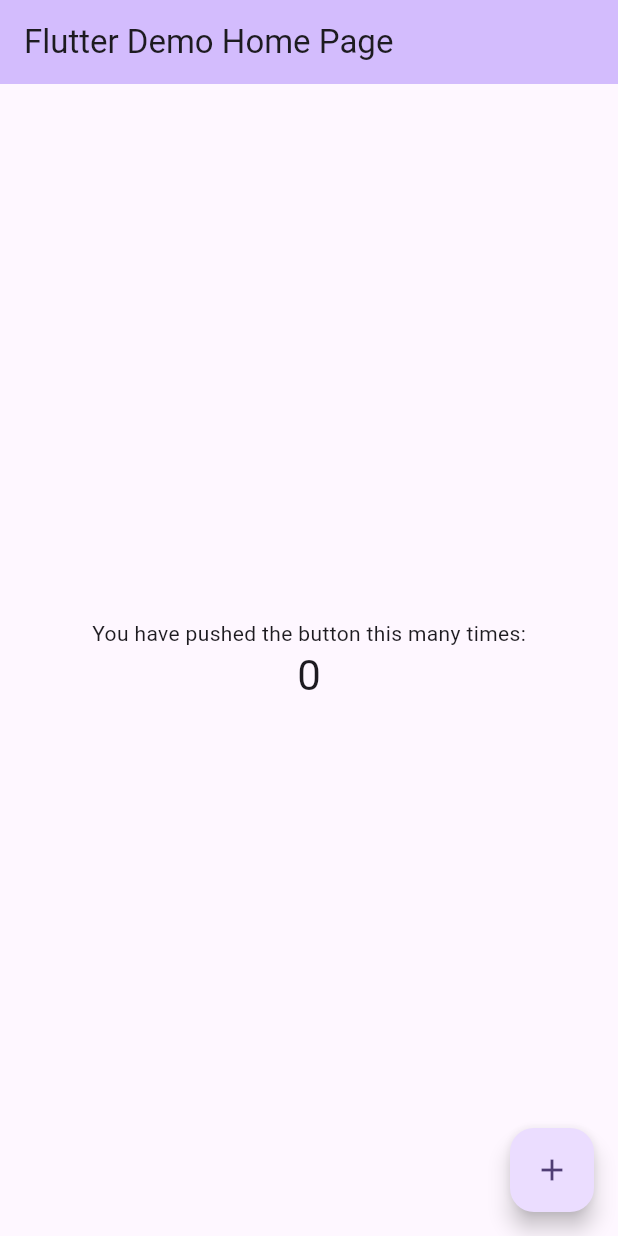
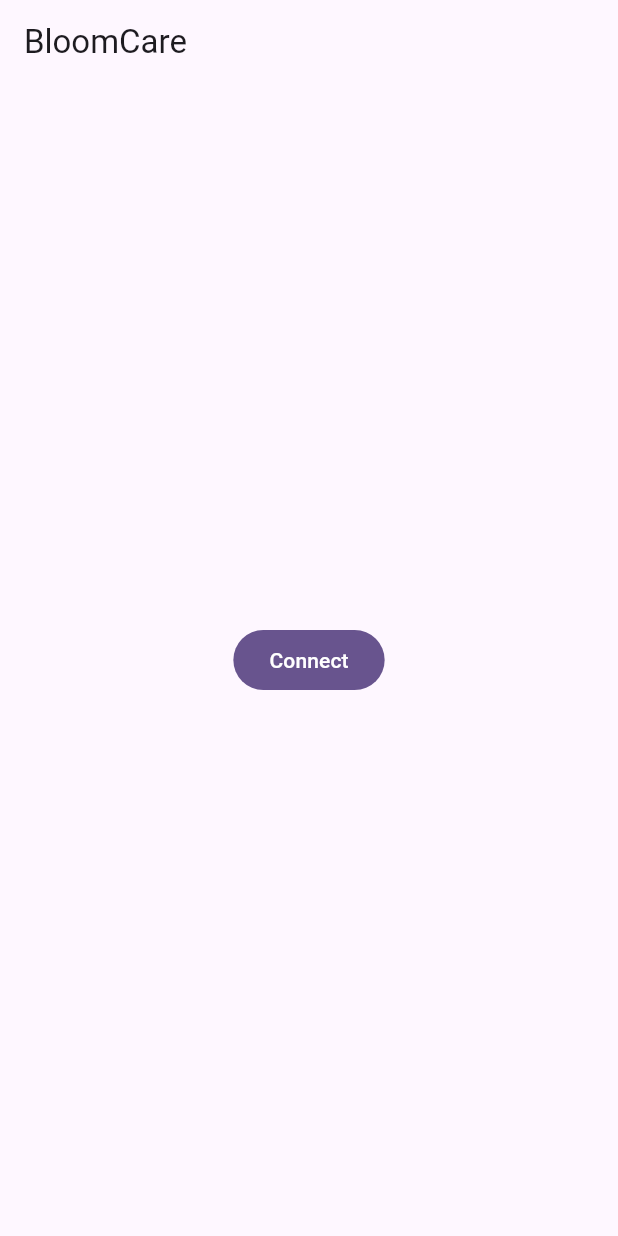
Before and after one commit to aminganja66/bloomcare-prenatal-fhir-flutter, a Flutter app: the screen it shows after launch, on a phone screen of 412 x 824 dp. Run offline on Flutter 3.47's test engine with Material 3 defaults, Android fonts, the phone set to English and light mode, and no system bars; our stand-ins replace equatable, flutter_bloc, flutter_secure_storage; missing offline and left inert: fhir_r4, flutter_appauth.

Commit message:
Add SMART on FHIR login, token store, and patient summary screen
- SmartAuthService: PKCE login via flutter_appauth, token refresh
- TokenStore backed by flutter_secure_storage
- FhirRepository.getPatient with 401 refresh-and-retry
- PatientBloc and PatientPage (loading/error/data states)
- Set package/bundle id and redirect scheme to com.bloomcare

Co-Authored-By: Claude Sonnet 5.5 <noreply@anthropic.com>

```diff
--- a/lib/core/config/api_endpoints.dart
+++ b/lib/core/config/api_endpoints.dart
@@ -1,3 +1,18 @@
 class ApiEndpoints {
   static const baseUrl= "https://launch.smarthealthit.org/?launch=WzMsIiIsIiIsIkFVVE8iLDAsMCwwLCIiLCIiLCIiLCIiLCIiLCIiLCIiLDAsMSwiIl0&fhir_version=r4";
+  static const fhirBase = "https://launch.smarthealthit.org/v/r4/fhir";
 }
+
+class AuthConfig {
+  static const clientId = 'bloomcare-demo';
+  static const redirectUrl = 'com.bloomcare:/callback';
+  static const scopes = [
+    'openid',
+    'fhirUser',
+    'launch/patient',
+    'patient/Patient.read',
+    'patient/Observation.read',
+    'patient/MedicationRequest.read',
+    'offline_access',
+  ];
+}
--- /dev/null
+++ b/lib/core/storage/token_store.dart
@@ -0,0 +1,49 @@
+import 'package:flutter_secure_storage/flutter_secure_storage.dart';
+
+class AuthSession {
+  const AuthSession({
+    required this.accessToken,
+    this.refreshToken,
+    this.patientId,
+    this.expiresAt,
+  });
+
+  final String accessToken;
+  final String? refreshToken;
+  final String? patientId;
+  final DateTime? expiresAt;
+}
+
+/// Persists SMART tokens in the platform keystore/keychain only.
+class TokenStore {
+  TokenStore([FlutterSecureStorage? storage])
+      : _storage = storage ?? const FlutterSecureStorage();
+
+  final FlutterSecureStorage _storage;
+
+  static const _access = 'access_token';
+  static const _refresh = 'refresh_token';
+  static const _patient = 'patient_id';
+  static const _expires = 'expires_at';
+
+  Future<void> save(AuthSession s) async {
+    await _storage.write(key: _access, value: s.accessToken);
+    await _storage.write(key: _refresh, value: s.refreshToken);
+    await _storage.write(key: _patient, value: s.patientId);
+    await _storage.write(key: _expires, value: s.expiresAt?.toIso8601String());
+  }
+
+  Future<AuthSession?> read() async {
+    final access = await _storage.read(key: _access);
+    if (access == null) return null;
+    final expires = await _storage.read(key: _expires);
+    return AuthSession(
+      accessToken: access,
+      refreshToken: await _storage.read(key: _refresh),
+      patientId: await _storage.read(key: _patient),
+      expiresAt: expires == null ? null : DateTime.tryParse(expires),
+    );
+  }
+
+  Future<void> clear() => _storage.deleteAll();
+}
--- /dev/null
+++ b/lib/core/utils/safe_logger.dart
@@ -0,0 +1,10 @@
+import 'package:flutter/foundation.dart';
+
+/// Logger that only emits in debug mode, so PHI never reaches release logs.
+class SafeLogger {
+  const SafeLogger._();
+
+  static void debug(String message) {
+    if (kDebugMode) debugPrint('[BloomCare] $message');
+  }
+}
--- /dev/null
+++ b/lib/features/patient/data/repositories/fhir_repository.dart
@@ -0,0 +1,50 @@
+import 'dart:convert';
+
+import 'package:bloomcare/core/config/api_endpoints.dart';
+import 'package:bloomcare/core/error/exceptions.dart';
+import 'package:bloomcare/core/network/smart_auth_service.dart';
+import 'package:bloomcare/features/patient/domain/entities/patient_summary.dart';
+import 'package:fhir_r4/fhir_r4.dart';
+import 'package:http/http.dart' as http;
+
+class FhirRepository {
+  FhirRepository({
+    required SmartAuthService auth,
+    http.Client? client,
+    this.fhirBase = ApiEndpoints.fhirBase,
+  })  : _auth = auth,
+        _client = client ?? http.Client();
+
+  final SmartAuthService _auth;
+  final http.Client _client;
+  final String fhirBase;
+
+  /// On 401 the token is refreshed once and the request retried.
+  /// Throws [AuthException] when the session can't be recovered (log in again).
+  Future<PatientSummary> getPatient(String id) async {
+    var session = await _auth.restore();
+    if (session == null) throw const AuthException('Not signed in');
+
+    var res = await _get(id, session.accessToken);
+    if (res.statusCode == 401) {
+      session = await _auth.refresh();
+      res = await _get(id, session.accessToken);
+      if (res.statusCode == 401) {
+        throw const AuthException('Session expired');
+      }
+    }
+    if (res.statusCode != 200) {
+      throw ServerException('Failed to load patient', statusCode: res.statusCode);
+    }
+    final json = jsonDecode(res.body) as Map<String, dynamic>;
+    return PatientSummary.fromPatient(Patient.fromJson(json));
+  }
+
+  Future<http.Response> _get(String id, String token) => _client.get(
+        Uri.parse('$fhirBase/Patient/$id'),
+        headers: {
+          'Accept': 'application/fhir+json',
+          'Authorization': 'Bearer $token',
+        },
+      );
+}
--- /dev/null
+++ b/lib/features/patient/domain/entities/patient_summary.dart
@@ -0,0 +1,40 @@
+import 'package:equatable/equatable.dart';
+import 'package:fhir_r4/fhir_r4.dart';
+
+class PatientSummary extends Equatable {
+  const PatientSummary({
+    required this.id,
+    this.name,
+    this.birthDate,
+    this.gender,
+    this.phone,
+  });
+
+  final String id;
+  final String? name;
+  final String? birthDate;
+  final String? gender;
+  final String? phone;
+
+  factory PatientSummary.fromPatient(Patient p) {
+    final n = p.name?.firstOrNull;
+    final given = n?.given?.map((g) => g.valueString).whereType<String>() ?? [];
+    final fullName = [...given, if (n?.family?.valueString != null) n!.family!.valueString!]
+        .join(' ');
+    final phone = p.telecom
+        ?.where((t) => t.system == ContactPointSystem.phone)
+        .firstOrNull
+        ?.value
+        ?.valueString;
+    return PatientSummary(
+      id: p.id?.valueString ?? '',
+      name: fullName.isEmpty ? null : fullName,
+      birthDate: p.birthDate?.valueString,
+      gender: p.gender?.valueString,
+      phone: phone,
+    );
+  }
+
+  @override
+  List<Object?> get props => [id, name, birthDate, gender, phone];
+}
--- a/lib/main.dart
+++ b/lib/main.dart
@@ -1,3 +1,7 @@
+import 'package:bloomcare/features/patient/data/repositories/fhir_repository.dart';
+import 'package:bloomcare/core/network/smart_auth_service.dart';
+import 'package:bloomcare/features/patient/presentation/pages/patient_page.dart';
+import 'package:bloomcare/core/storage/token_store.dart';
 import 'package:flutter/material.dart';
 
 void main() {
@@ -9,55 +13,108 @@ class MyApp extends StatelessWidget {
   @override
   Widget build(BuildContext context) {
     return MaterialApp(
-      title: 'Flutter Demo',
+      title: 'BloomCare',
       theme: ThemeData(
         colorScheme: .fromSeed(seedColor: Colors.deepPurple),
       ),
-      home: const MyHomePage(title: 'Flutter Demo Home Page'),
+      home: const ConnectPage(),
     );
   }
 }
 
-class MyHomePage extends StatefulWidget {
-  const MyHomePage({super.key, required this.title});
-  final String title;
+class ConnectPage extends StatefulWidget {
+  const ConnectPage({super.key});
 
   @override
-  State<MyHomePage> createState() => _MyHomePageState();
+  State<ConnectPage> createState() => _ConnectPageState();
 }
 
-class _MyHomePageState extends State<MyHomePage> {
-  int _counter = 0;
+class _ConnectPageState extends State<ConnectPage> {
+  final _auth = SmartAuthService();
+  late final _repository = FhirRepository(auth: _auth);
+  AuthSession? _session;
+  String? _error;
+  bool _busy = false;
 
-  void _incrementCounter() {
+  @override
+  void initState() {
+    super.initState();
+    _auth.restore().then((s) {
+      if (mounted) setState(() => _session = s);
+    });
+  }
+
+  Future<void> _connect() async {
     setState(() {
-      _counter++;
+      _busy = true;
+      _error = null;
     });
+    try {
+      final s = await _auth.connect();
+      if (mounted) setState(() => _session = s);
+    } catch (e) {
+      if (mounted) setState(() => _error = 'Login failed: $e');
+    } finally {
+      if (mounted) setState(() => _busy = false);
+    }
+  }
+
+  Future<void> _disconnect() async {
+    await _auth.disconnect();
+    if (mounted) setState(() => _session = null);
+  }
+
+  Future<void> _sessionExpired() async {
+    await _auth.disconnect();
+    if (mounted) {
+      setState(() {
+        _session = null;
+        _error = 'Session expired, please connect again';
+      });
+    }
   }
 
   @override
   Widget build(BuildContext context) {
+    final s = _session;
     return Scaffold(
-      appBar: AppBar(
-        backgroundColor: Theme.of(context).colorScheme.inversePrimary,
-        title: Text(widget.title),
-      ),
+      appBar: AppBar(title: const Text('BloomCare')),
       body: Center(
+        child: Padding(
+          padding: const EdgeInsets.all(16),
           child: Column(
             mainAxisAlignment: .center,
             children: [
-            const Text('You have pushed the button this many times:'),
-            Text(
-              '$_counter',
-              style: Theme.of(context).textTheme.headlineMedium,
+              if (s == null)
+                FilledButton(
+                  onPressed: _busy ? null : _connect,
+                  child: Text(_busy ? 'Connecting…' : 'Connect'),
+                )
+              else ...[
+                const Text('Connected'),
+                const SizedBox(height: 8),
+                Text('Patient id: ${s.patientId ?? 'unknown'}'),
+                const SizedBox(height: 16),
+                if (s.patientId != null)
+                  Expanded(
+                    child: PatientPage(
+                      patientId: s.patientId!,
+                      repository: _repository,
+                      onSessionExpired: _sessionExpired,
                     ),
+                  ),
+                OutlinedButton(
+                  onPressed: _disconnect,
+                  child: const Text('Disconnect'),
+                ),
+              ],
+              if (_error != null) ...[
+                const SizedBox(height: 16),
+                Text(_error!, style: const TextStyle(color: Colors.red)),
+              ],
             ],
           ),
         ),
-      floatingActionButton: FloatingActionButton(
-        onPressed: _incrementCounter,
-        tooltip: 'Increment',
-        child: const Icon(Icons.add),
       ),
     );
   }
```
Also changed, not shown: analysis_options.yaml (+9 -0 lines), lib/core/network/fhir_probe.dart (added, +56 -0 lines), lib/core/network/smart_auth_service.dart (added, +103 -0 lines), lib/features/patient/presentation/bloc/patient_bloc.dart (added, +66 -0 lines), lib/features/patient/presentation/pages/patient_page.dart (added, +69 -0 lines), pubspec.lock, 15 other files. Lines whose indentation alone changed are shown as unchanged.
